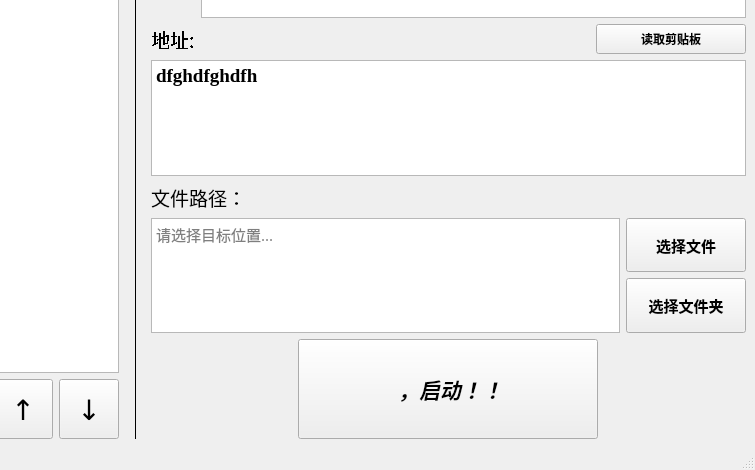
Qt form sources/toolkit.ui (Pillowe582/toolkit) before a commit; both pictures show x 187 to 942 and y 165 to 635 of the 942 by 635 pixel window.
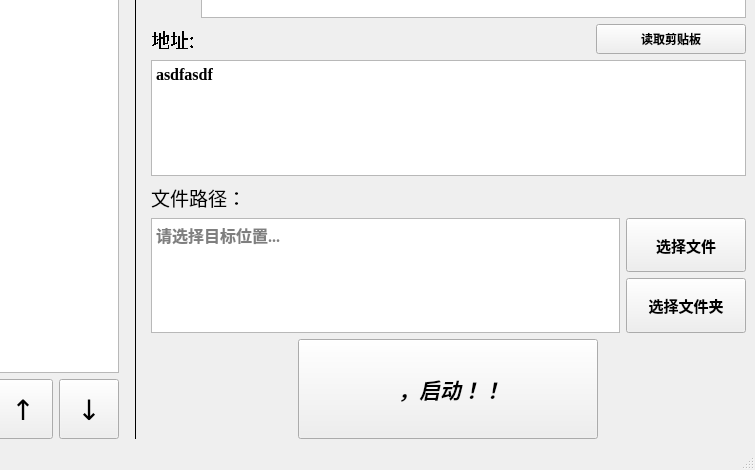
The same form after that commit. Icons and pictures are not drawn.

Commit message: 实现了选择文件的功能

The edit to the form file:
```diff
--- a/sources/toolkit.ui
+++ b/sources/toolkit.ui
@@ -712,8 +712,8 @@
           <property name="font">
            <font>
             <family>Times New Roman</family>
-            <pointsize>14</pointsize>
-            <bold>true</bold>
+            <pointsize>12</pointsize>
+            <bold>false</bold>
             <stylestrategy>PreferAntialias</stylestrategy>
            </font>
           </property>
@@ -736,8 +736,8 @@
 hr { height: 1px; border-width: 0; }
 li.unchecked::marker { content: &quot;\2610&quot;; }
 li.checked::marker { content: &quot;\2612&quot;; }
-&lt;/style&gt;&lt;/head&gt;&lt;body style=&quot; font-family:'Times New Roman'; font-size:14pt; font-weight:700; font-style:normal;&quot;&gt;
-&lt;p style=&quot; margin-top:0px; margin-bottom:0px; margin-left:0px; margin-right:0px; -qt-block-indent:0; text-indent:0px;&quot;&gt;dfghdfghdfh&lt;/p&gt;&lt;/body&gt;&lt;/html&gt;</string>
+&lt;/style&gt;&lt;/head&gt;&lt;body style=&quot; font-family:'Times New Roman'; font-size:12pt; font-weight:400; font-style:normal;&quot;&gt;
+&lt;p style=&quot; margin-top:0px; margin-bottom:0px; margin-left:0px; margin-right:0px; -qt-block-indent:0; text-indent:0px;&quot;&gt;&lt;span style=&quot; font-weight:700;&quot;&gt;asdfasdf&lt;/span&gt;&lt;/p&gt;&lt;/body&gt;&lt;/html&gt;</string>
           </property>
           <property name="overwriteMode">
            <bool>false</bool>
@@ -958,8 +958,9 @@
           </property>
           <property name="font">
            <font>
-            <family>微软雅黑</family>
-            <pointsize>11</pointsize>
+            <family>Times New Roman</family>
+            <pointsize>12</pointsize>
+            <bold>true</bold>
             <stylestrategy>PreferAntialias</stylestrategy>
            </font>
           </property>
```
Left out of the diff: 2 changed lines with no effect on the pictures. The commit also changes 2 other files.
